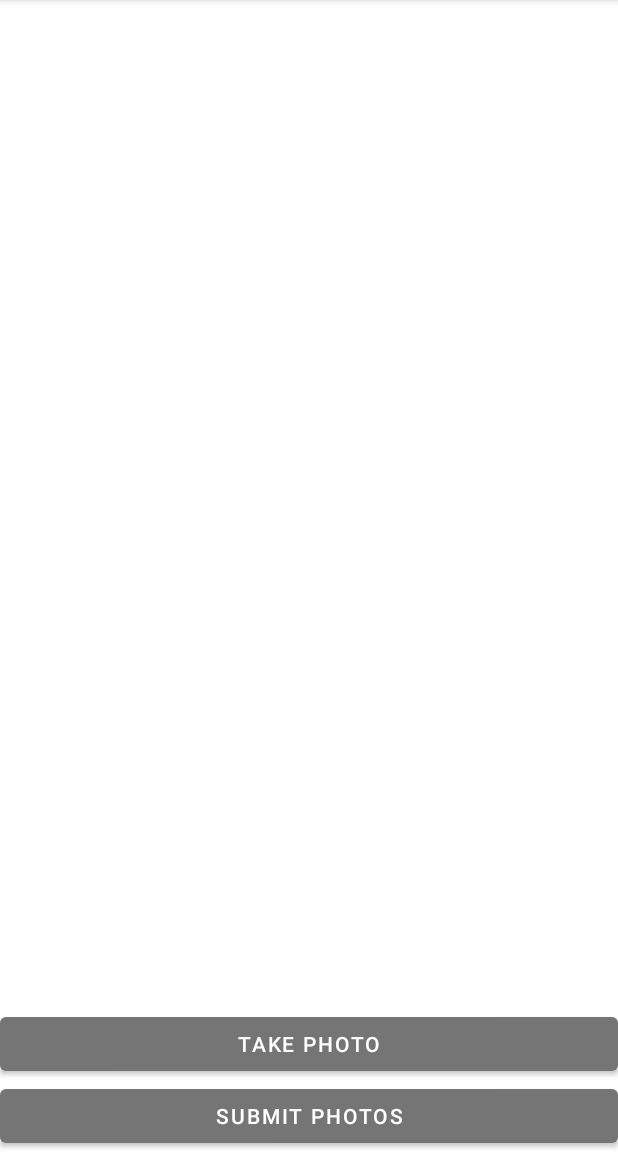
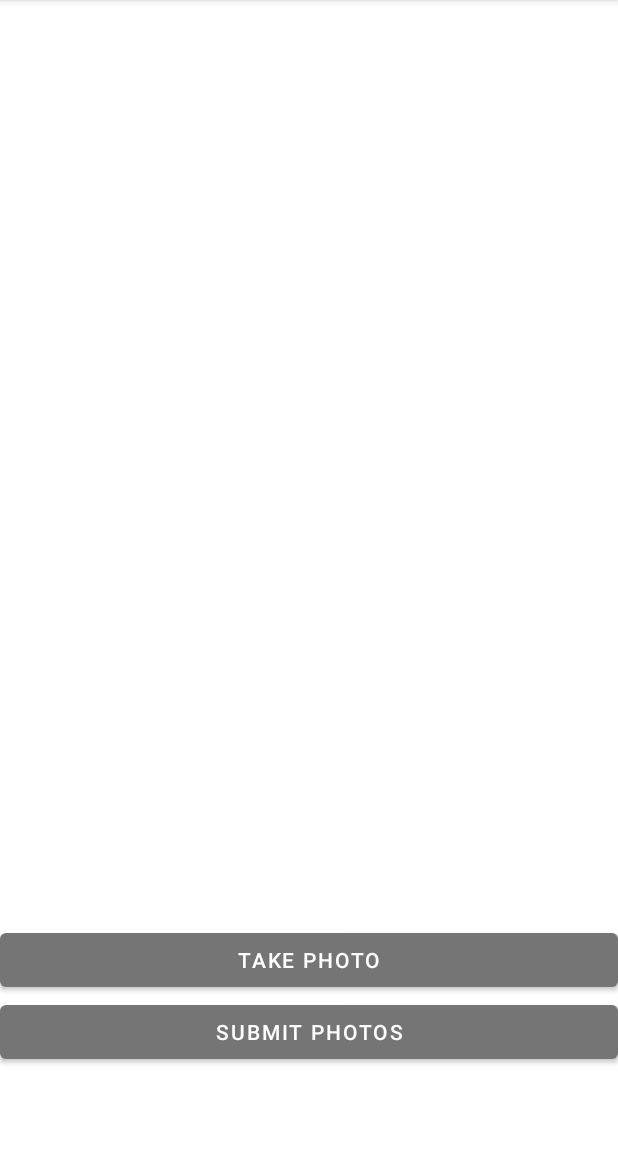
Before and after one commit to lxndrsch/cleanfix, an Android app: the fragment NewFragment shown on its own in the app's theme, on a phone screen of 412 x 824 dp, the part 84-1236 px from its top. Run offline under Robolectric (Android 15) with nearby library versions, the phone set to English and light mode, and no system bars; our stand-ins replace Firebase (no records; nobody signed in at launch, a user with empty details on screens opened directly); 1 statement that could not run was skipped.

Commit message:
fix submit button

```diff
--- a/app/src/main/res/layout/fragment_new.xml
+++ b/app/src/main/res/layout/fragment_new.xml
@@ -2,7 +2,8 @@
     xmlns:android="http://schemas.android.com/apk/res/android"
     android:layout_width="match_parent"
     android:layout_height="match_parent"
-    android:orientation="vertical">
+    android:orientation="vertical"
+    android:paddingBottom="?attr/actionBarSize">
 
     <androidx.recyclerview.widget.RecyclerView
         android:id="@+id/photo_recycler_view"
```
